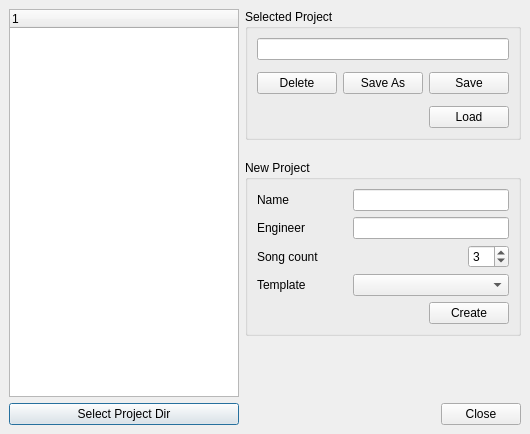
Above: src/traverso/ui/ProjectManagerDialog.ui from ErwanLegrand/Traverso-DAW before the change. Below: the same form after it.
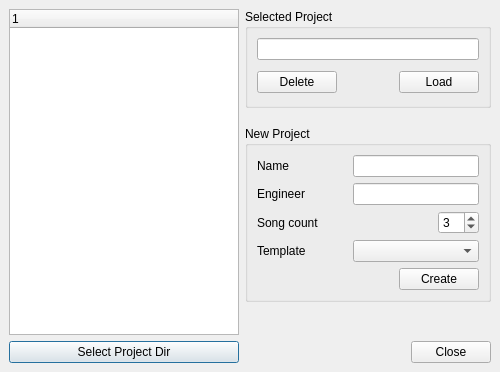
That is the form after the change.

Commit message: removed save and save as buttons, they don't make sense

```diff
--- a/src/traverso/ui/ProjectManagerDialog.ui
+++ b/src/traverso/ui/ProjectManagerDialog.ui
@@ -5,19 +5,19 @@
    <rect>
     <x>0</x>
     <y>0</y>
-    <width>530</width>
-    <height>434</height>
+    <width>500</width>
+    <height>372</height>
    </rect>
   </property>
   <property name="minimumSize" >
    <size>
-    <width>530</width>
+    <width>500</width>
     <height>350</height>
    </size>
   </property>
   <property name="maximumSize" >
    <size>
-    <width>550</width>
+    <width>520</width>
     <height>500</height>
    </size>
   </property>
@@ -90,7 +90,7 @@
         <number>0</number>
        </property>
        <property name="spacing" >
-        <number>20</number>
+        <number>18</number>
        </property>
        <item>
         <widget class="QGroupBox" name="groupBox_2" >
@@ -108,7 +108,7 @@
            <number>9</number>
           </property>
           <property name="spacing" >
-           <number>12</number>
+           <number>9</number>
           </property>
           <item>
            <widget class="QLineEdit" name="selectedProjectName" >
@@ -159,45 +159,8 @@
               </property>
               <property name="sizeHint" >
                <size>
-                <width>40</width>
-                <height>20</height>
-               </size>
-              </property>
-             </spacer>
-            </item>
-            <item>
-             <widget class="QPushButton" name="saveAsProjectButton" >
-              <property name="text" >
-               <string>Save As</string>
-              </property>
-             </widget>
-            </item>
-            <item>
-             <widget class="QPushButton" name="saveProjectButton" >
-              <property name="text" >
-               <string>Save</string>
-              </property>
-             </widget>
-            </item>
-           </layout>
-          </item>
-          <item>
-           <layout class="QHBoxLayout" >
-            <property name="margin" >
-             <number>0</number>
-            </property>
-            <property name="spacing" >
-             <number>6</number>
-            </property>
-            <item>
-             <spacer>
-              <property name="orientation" >
-               <enum>Qt::Horizontal</enum>
-              </property>
-              <property name="sizeHint" >
-               <size>
-                <width>40</width>
-                <height>20</height>
+                <width>61</width>
+                <height>27</height>
                </size>
               </property>
              </spacer>
```
The commit also changes 2 other files.
